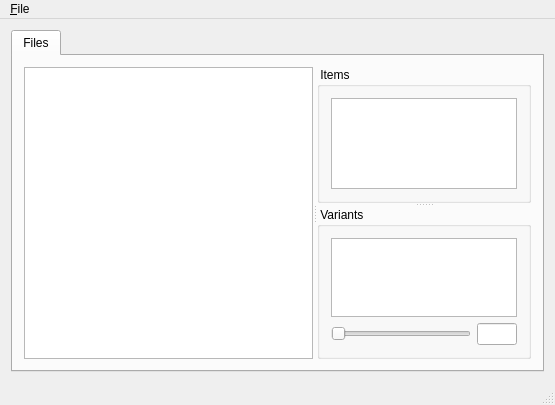
First picture: the form in litewiz/src/user_interface/main_window.ui, repository panone/litewiz, before the edit.
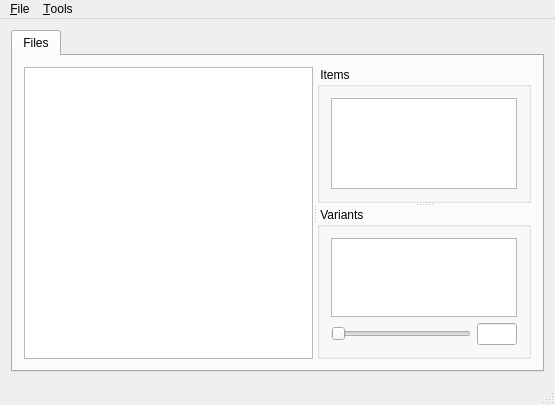
Second picture: the form after the edit. Custom widgets are drawn as their Qt base class.

Commit message: + options dialog

Patch:
```diff
--- a/litewiz/src/user_interface/main_window.ui
+++ b/litewiz/src/user_interface/main_window.ui
@@ -199,7 +199,16 @@
     <addaction name="separator"/>
     <addaction name="exitAction"/>
    </widget>
+   <widget class="QMenu" name="menuTools">
+    <property name="title">
+     <string>&amp;Tools</string>
+    </property>
+    <addaction name="classifyAction"/>
+    <addaction name="separator"/>
+    <addaction name="optionsAction"/>
+   </widget>
    <addaction name="fileMenu"/>
+   <addaction name="menuTools"/>
   </widget>
   <widget class="QStatusBar" name="statusBar"/>
   <action name="addFilesAction">
```
Left out of the diff: 10 changed lines with no effect on the pictures. The commit also changes 6 other files.
